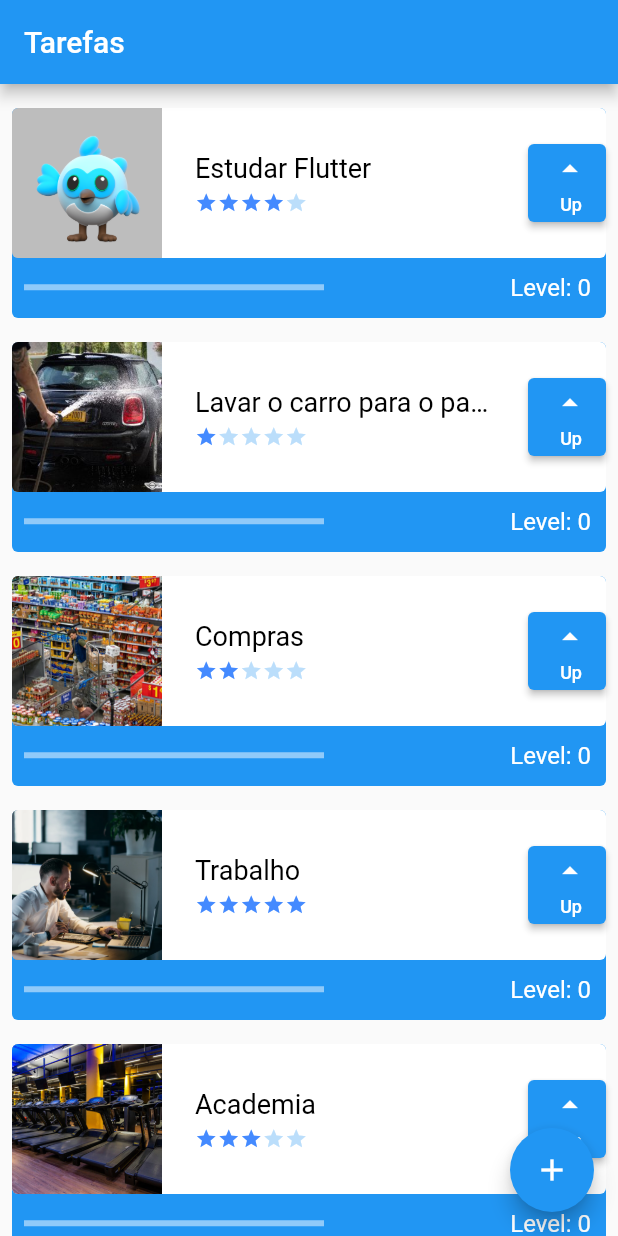
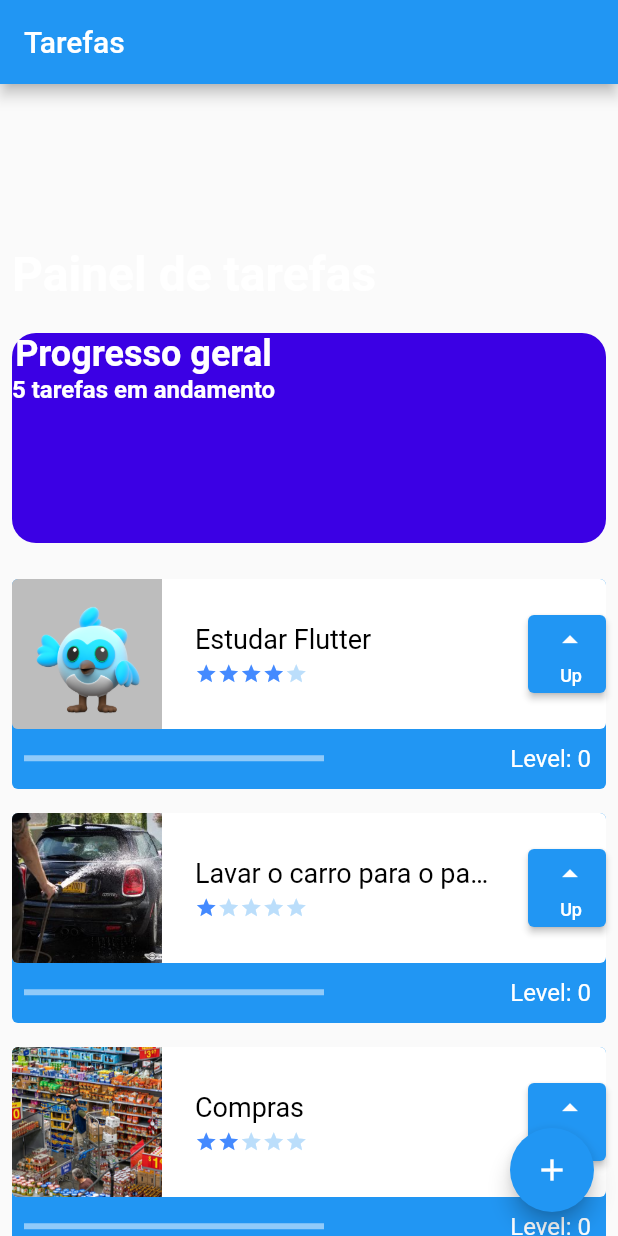
Before and after one commit to AlefeRocha/TaskApp, a Flutter app: the screen it shows after launch, on a phone screen of 412 x 824 dp. Run offline on Flutter 3.47's test engine with Material 2 defaults, Android fonts, the phone set to English and light mode, and no system bars.

Commit message:
Start the redesign.

```diff
--- a/lib/data/task_inherited.dart
+++ b/lib/data/task_inherited.dart
@@ -9,8 +9,7 @@ class TaskInherited extends InheritedWidget {
 
   final List<Task> taskList = [
     Task('Estudar Flutter', 'assets/images/flutter_img.png', 4),
-    Task(
-        'Lavar o carro para o passeio', 'assets/images/lavar_carro_img.jpg', 1),
+    Task('Lavar o carro para o passeio', 'assets/images/lavar_carro_img.jpg', 1),
     Task('Compras', 'assets/images/compras_img.jpg', 2),
     Task('Trabalho', 'assets/images/trabalho_img.webp', 5),
     Task('Academia', 'assets/images/academia_img.jpeg', 3),
--- a/lib/main.dart
+++ b/lib/main.dart
@@ -1,4 +1,5 @@
 import 'package:flutter/material.dart';
+import 'package:tarefas/components/tasks_info.dart';
 import 'package:tarefas/data/task_inherited.dart';
 //import 'package:tarefas/screens/form_screen.dart';
 import 'package:tarefas/screens/initial_screen.dart';
@@ -19,6 +20,7 @@ class MyApp extends StatelessWidget {
       theme: ThemeData(
         primarySwatch: Colors.blue,
       ),
+      //home: TasksInfos(),
       home: TaskInherited(child: const InitialScreen()),
     );
   }
--- a/lib/screens/form_screen.dart
+++ b/lib/screens/form_screen.dart
@@ -40,7 +40,7 @@ class _FormScreenState extends State<FormScreen> {
       key: _formKey,
       child: Scaffold(
         appBar: AppBar(
-          title: const Text('New task'),
+          title: const Text('Nova tarefa'),
         ),
         body: Center(
           child: SingleChildScrollView(
--- a/lib/screens/initial_screen.dart
+++ b/lib/screens/initial_screen.dart
@@ -1,7 +1,9 @@
 import 'package:flutter/material.dart';
+
 // import 'package:tarefas/components/tasks.dart';
 import 'package:tarefas/data/task_inherited.dart';
 import 'package:tarefas/screens/form_screen.dart';
+import 'package:tarefas/components/tasks_info.dart';
 
 class InitialScreen extends StatefulWidget {
   const InitialScreen({Key? key}) : super(key: key);
@@ -14,19 +16,86 @@ class _InitialScreenState extends State<InitialScreen> {
   @override
   Widget build(BuildContext context) {
     return Scaffold(
+      //backgroundColor: Colors.white,
       appBar: AppBar(
         title: const Text('Tarefas'),
       ),
-      body: ListView(
-        children: TaskInherited.of(context).taskList,
-        padding: const EdgeInsets.only(top: 8, bottom: 104),
+      body: Column(
+        children: [
+          Padding(
+            padding: const EdgeInsets.all(8.0),
+            child: Column(
+              crossAxisAlignment: CrossAxisAlignment.start,
+              children: [
+                const SizedBox(
+                  height: 100,
+                ),
+                const Text(
+                  'Painel de tarefas',
+                  textAlign: TextAlign.start,
+                  style: TextStyle(
+                    fontFamily: 'Roboto',
+                    fontSize: 32,
+                    fontWeight: FontWeight.bold,
+                    color: Colors.white,
+                    decoration: TextDecoration.none,
+                  ),
+                ),
+                SizedBox(height: 20),
+                Container(
+                  height: 140,
+                  width: double.infinity,
+                  decoration: BoxDecoration(
+                    color: Color(0xFF3B00E4),
+                    borderRadius: BorderRadius.circular(16),
+                  ),
+                  child: Row(
+                    children: [
+                      Column(
+                        children: [
+                          Text(
+                            'Progresso geral',
+                            style: TextStyle(
+                              fontFamily: 'Roboto',
+                              fontSize: 24,
+                              fontWeight: FontWeight.bold,
+                              color: Colors.white,
+                              decoration: TextDecoration.none,
+                            ),
+                          ),
+                          Text(
+                            '${TaskInherited.of(context).taskList.length} tarefas em andamento',
+                            style: TextStyle(
+                              fontFamily: 'Roboto',
+                              fontSize: 16,
+                              fontWeight: FontWeight.bold,
+                              color: Colors.white,
+                              decoration: TextDecoration.none,
+                            ),
+                          ),
+                        ],
+                      ),
+                    ],
+                  ),
+                ),
+              ],
+            ),
+          ),
+          Expanded(
+            child: ListView(
+                padding: const EdgeInsets.only(top: 8, bottom: 104),
+                children: TaskInherited.of(context).taskList),
+          ),
+        ],
       ),
       floatingActionButton: FloatingActionButton(
         onPressed: () {
           Navigator.push(
             context,
             MaterialPageRoute(
-              builder: (contextNew) => FormScreen(taskContext: context,),
+              builder: (contextNew) => FormScreen(
+                taskContext: context,
+              ),
             ),
           );
         },
```
Also changed, not shown: lib/components/tasks_info.dart (added, +74 -0 lines), lib/screens/primera_tela.dart (deleted).
